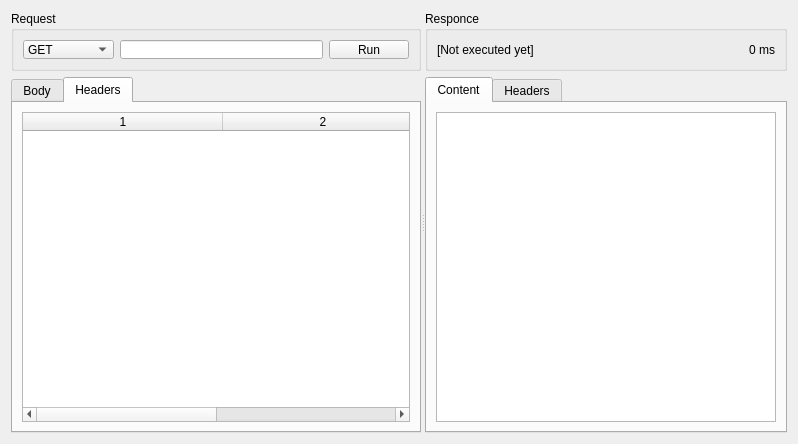
Before: the Qt Designer form src/CRequestGUI.ui in ArsMasiuk/bootsmann, drawn with Qt 5.
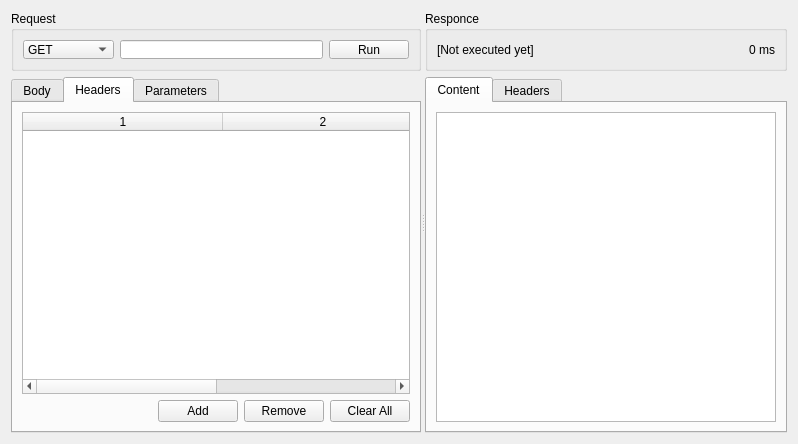
After: the same form once the commit is applied. The open tabs and pages were chosen to show the change.

Diff of the .ui file:
```diff
--- a/src/CRequestGUI.ui
+++ b/src/CRequestGUI.ui
@@ -173,13 +173,56 @@
              <column/>
             </widget>
            </item>
+           <item>
+            <layout class="QHBoxLayout" name="horizontalLayout_4">
+             <item>
+              <spacer name="horizontalSpacer">
+               <property name="orientation">
+                <enum>Qt::Horizontal</enum>
+               </property>
+               <property name="sizeHint" stdset="0">
+                <size>
+                 <width>40</width>
+                 <height>20</height>
+                </size>
+               </property>
+              </spacer>
+             </item>
+             <item>
+              <widget class="QPushButton" name="AddHeader">
+               <property name="text">
+                <string>Add</string>
+               </property>
+              </widget>
+             </item>
+             <item>
+              <widget class="QPushButton" name="RemoveHeader">
+               <property name="text">
+                <string>Remove</string>
+               </property>
+              </widget>
+             </item>
+             <item>
+              <widget class="QPushButton" name="ClearHeaders">
+               <property name="text">
+                <string>Clear All</string>
+               </property>
+              </widget>
+             </item>
+            </layout>
+           </item>
           </layout>
          </widget>
+         <widget class="QWidget" name="RequestParamsTab">
+          <attribute name="title">
+           <string>Parameters</string>
+          </attribute>
+         </widget>
         </widget>
        </item>
       </layout>
      </widget>
-     <widget class="QWidget" name="">
+     <widget class="QWidget" name="layoutWidget">
       <layout class="QVBoxLayout" name="verticalLayout_6">
        <item>
         <widget class="QGroupBox" name="OutputGB">
```
Left out of the diff: 21 changed lines with no effect on the pictures.
